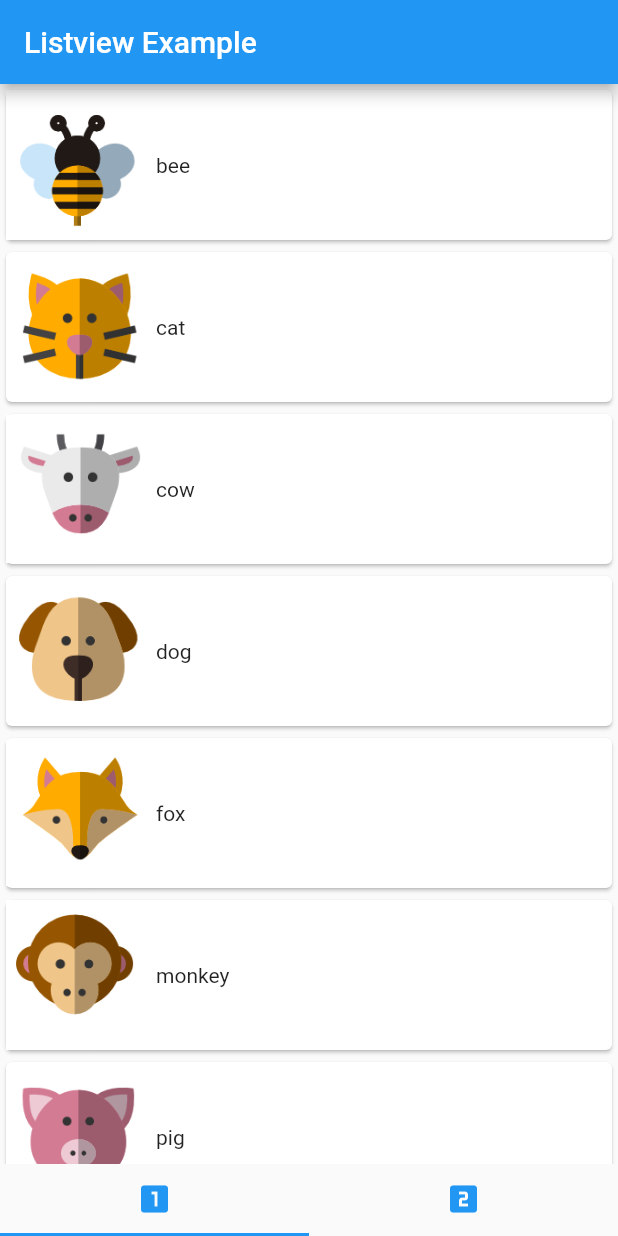
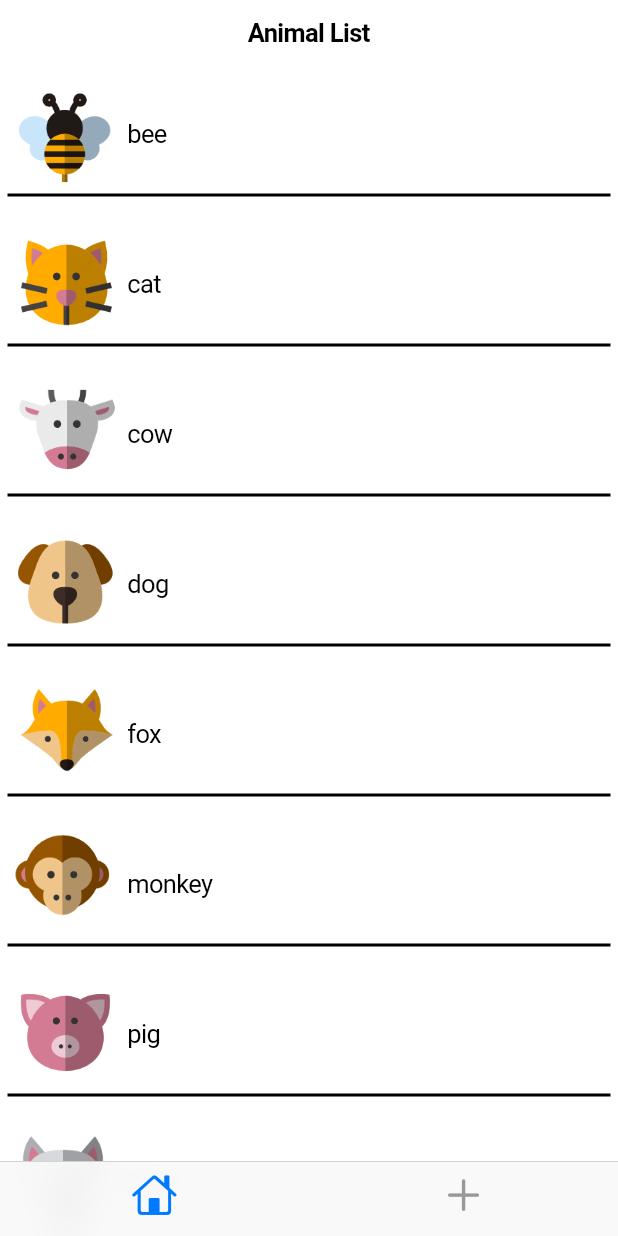
Before and after one commit to ericakimdev/doit_flutter, a Flutter app: the screen it shows after launch, on a phone screen of 412 x 824 dp. Run offline on Flutter 3.47's test engine with Material 2 defaults, Android fonts, the phone set to English and light mode, and no system bars.

Commit message:
udpate listview example

```diff
--- a/FirstApp/listview_example/lib/cupertinoMain.dart
+++ b/FirstApp/listview_example/lib/cupertinoMain.dart
@@ -0,0 +1,58 @@
+import 'package:flutter/cupertino.dart';
+import 'animalItem.dart';
+import 'iosSub/cupertinoFirstPage.dart';
+import 'iosSub/cupertinoSecondPage.dart';
+
+List<Animal> favoriteList = [];
+
+class CupertinoMain extends StatefulWidget {
+  @override
+  State<StatefulWidget> createState() {
+    return _CupertinoMain();
+  }
+}
+
+class _CupertinoMain extends State<CupertinoMain> {
+  CupertinoTabBar tabBar;
+  List<Animal> animalList = [];
+
+  @override
+  void initState() {
+    super.initState();
+    tabBar = CupertinoTabBar(items: <BottomNavigationBarItem>[
+      BottomNavigationBarItem(icon: Icon(CupertinoIcons.home)),
+      BottomNavigationBarItem(icon: Icon(CupertinoIcons.add)),
+    ]);
+
+    animalList.add(
+        Animal(animalName: "bee", kind: "bug", imagePath: "repo/images/bee.png"));
+    animalList.add(Animal(
+        animalName: "cat", kind: "mammal", imagePath: "repo/images/cat.png"));
+    animalList.add(Animal(
+        animalName: "cow", kind: "mammal", imagePath: "repo/images/cow.png"));
+    animalList.add(Animal(
+        animalName: "dog", kind: "mammal", imagePath: "repo/images/dog.png"));
+    animalList.add(Animal(
+        animalName: "fox", kind: "mammal", imagePath: "repo/images/fox.png"));
+    animalList.add(Animal(
+        animalName: "monkey", kind: "primates", imagePath: "repo/images/monkey.png"));
+    animalList.add(Animal(
+        animalName: "pig", kind: "mammal", imagePath: "repo/images/pig.png"));
+    animalList.add(Animal(
+        animalName: "wolf", kind: "mammal", imagePath: "repo/images/wolf.png"));
+
+  }
+
+  @override
+  Widget build(BuildContext context) {
+    return CupertinoApp(
+      home: CupertinoTabScaffold(tabBar: tabBar, tabBuilder: (context , value){
+        if(value == 0){
+          return CupertinoFirstPage(animalList: animalList,);
+        }else{
+          return CupertinoSecondPage(animalList: animalList,);
+        }
+      }),
+    );
+  }
+}
--- a/FirstApp/listview_example/lib/iosSub/cupertinoFirstPage.dart
+++ b/FirstApp/listview_example/lib/iosSub/cupertinoFirstPage.dart
@@ -0,0 +1,59 @@
+import 'package:flutter/cupertino.dart';
+import '../animalItem.dart';
+import '../cupertinoMain.dart';
+
+class CupertinoFirstPage extends StatelessWidget {
+  final List<Animal> animalList;
+
+  const CupertinoFirstPage({Key key, @required this.animalList})
+      : super(key: key);
+
+  @override
+  Widget build(BuildContext context) {
+    return CupertinoPageScaffold(
+        navigationBar: CupertinoNavigationBar(
+          middle: Text('Animal List'),
+        ),
+        child: ListView.builder(
+          itemBuilder: (context, index) {
+            return GestureDetector(
+              child: Container(
+                padding: EdgeInsets.all(5),
+                height: 100,
+                child: Column(
+                  children: <Widget>[
+                    Row(
+                      children: <Widget>[
+                        Image.asset(
+                          animalList[index].imagePath,
+                          fit: BoxFit.contain,
+                          width: 80,
+                          height: 80,
+                        ),
+                        Text(animalList[index].animalName)
+                      ],
+                    ),
+                    Container(
+                      height: 2,
+                      color: CupertinoColors.black,
+                    )
+                  ],
+                ),
+              ) ,
+              onTap: (){
+                showCupertinoDialog(context: context, builder: (context){
+                  return CupertinoAlertDialog(
+                    title: Text(animalList[index].animalName),
+                  );
+                });
+              },
+              onLongPress: (){
+                print('add fav');
+                favoriteList.add(Animal(animalName: animalList[index].animalName, kind: animalList[index].kind, imagePath: animalList[index].imagePath));
+              },
+            );
+          },
+          itemCount: animalList.length,
+        ));
+  }
+}
--- a/FirstApp/listview_example/lib/main.dart
+++ b/FirstApp/listview_example/lib/main.dart
@@ -2,6 +2,7 @@ import 'package:flutter/material.dart';
 import 'sub/firstPage.dart';
 import 'sub/secondPage.dart';
 import './animalItem.dart';
+import './cupertinoMain.dart';
 
 void main() {
   runApp(MyApp());
@@ -16,7 +17,7 @@ class MyApp extends StatelessWidget {
       theme: ThemeData(
         primarySwatch: Colors.blue,
       ),
-      home: MyHomePage(title: 'Flutter Demo Home Page'),
+      home: CupertinoMain(),
     );
   }
 }
```
Also changed, not shown: FirstApp/listview_example/lib/iosSub/cupertinoSecondPage.dart (+151 -0 lines).
